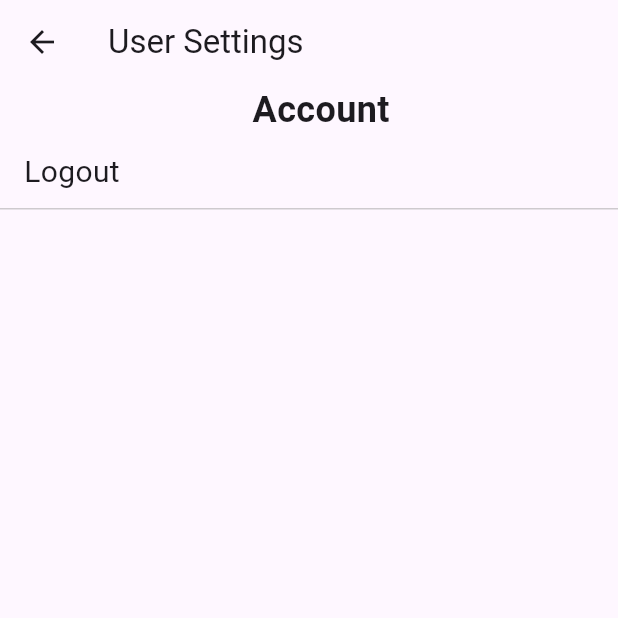
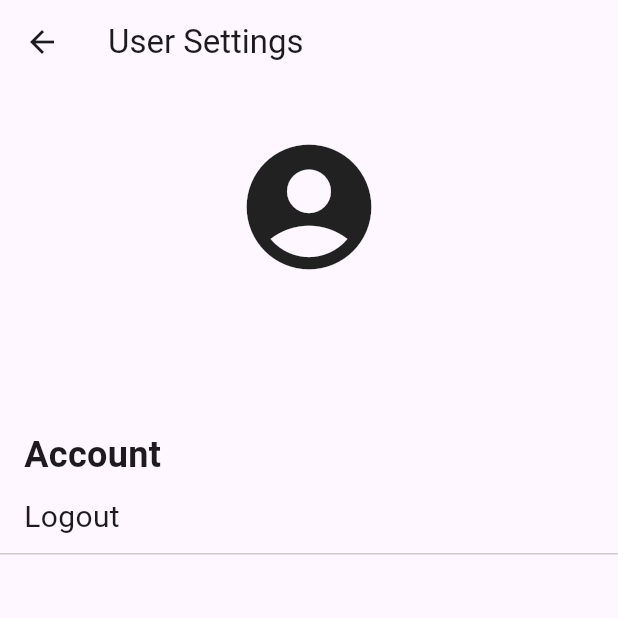
Before and after one commit to AAdrian565/OrMeal, a Flutter app: the screen it shows once a user with an empty profile is signed in, after a tap on the "account circle" icon, on a phone screen of 412 x 824 dp, the top half of it. Run offline on Flutter 3.47's test engine with Material 3 defaults, Android fonts, the light colour scheme and no system bars; our stand-ins replace cloud_firestore, firebase_auth, firebase_core; accounts and stored records are empty.

Commit message:
homepage button, userSetting

```diff
--- a/lib/pages/home.dart
+++ b/lib/pages/home.dart
@@ -64,7 +64,8 @@ class _HomePageState extends State<HomePage> {
                   children: [
                     Row(
                       children: [
-                        HomeButton(context, CalculatorWidget(), 'Calculator'),
+                        HomeButton(context, CalculatorWidget(), Icons.calculate,
+                            "BMI Calculator")
                       ],
                     ),
                   ],
@@ -227,7 +228,11 @@ class _HomePageState extends State<HomePage> {
   }
 
   Widget HomeButton(
-      BuildContext context, Widget destinationWidget, String buttonText) {
+    BuildContext context,
+    Widget destinationWidget,
+    IconData icon,
+    String buttonText,
+  ) {
     return ElevatedButton(
       onPressed: () {
         Navigator.push(
@@ -243,8 +248,21 @@ class _HomePageState extends State<HomePage> {
         shape: RoundedRectangleBorder(
           borderRadius: BorderRadius.circular(10),
         ),
+        elevation: 3,
+        padding: EdgeInsets.symmetric(horizontal: 20, vertical: 10),
       ),
-      child: Text(buttonText),
+      child: Row(
+        children: [
+          Icon(icon),
+          Text(
+            buttonText,
+            style: TextStyle(
+              fontSize: 16,
+              fontWeight: FontWeight.bold,
+            ),
+          ),
+        ],
+      ),
     );
   }
 
--- a/lib/pages/userSettings.dart
+++ b/lib/pages/userSettings.dart
@@ -22,6 +22,7 @@ class _UserSettingPage extends State<UserSettingPage> {
       body: SingleChildScrollView(
         child: Column(
           children: [
+            userProfile(),
             HomeTitle("Account"),
             SettingButton(
                 buttonText: "Logout",
@@ -35,9 +36,39 @@ class _UserSettingPage extends State<UserSettingPage> {
     );
   }
 
+  Padding userProfile() {
+    return Padding(
+      padding: const EdgeInsets.all(32.0),
+      child: Column(
+        children: [
+          user?.photoURL != null
+              ? Container(
+                  child: CircleAvatar(
+                    radius: 50,
+                    backgroundImage: NetworkImage(user?.photoURL ?? ''),
+                  ),
+                )
+              : Container(
+                  child: Icon(
+                    Icons.account_circle,
+                    size: 100,
+                  ),
+                ),
+          Text(
+            user?.email ?? '',
+            style: TextStyle(
+              fontSize: 24,
+              fontWeight: FontWeight.bold,
+            ),
+          ),
+        ],
+      ),
+    );
+  }
+
   Widget SettingButton({
     required String buttonText,
-    required VoidCallback onTap,
+    VoidCallback? onTap,
   }) {
     return GestureDetector(
       onTap: onTap,
@@ -65,8 +96,9 @@ class _UserSettingPage extends State<UserSettingPage> {
   }
 
   Widget HomeTitle(String title) {
-    return Padding(
-      padding: const EdgeInsets.only(left: 16.0),
+    return Container(
+      alignment: Alignment.centerLeft,
+      padding: const EdgeInsets.only(left: 16.0, top: 32.0),
       child: Text(
         title,
         style: TextStyle(
```
